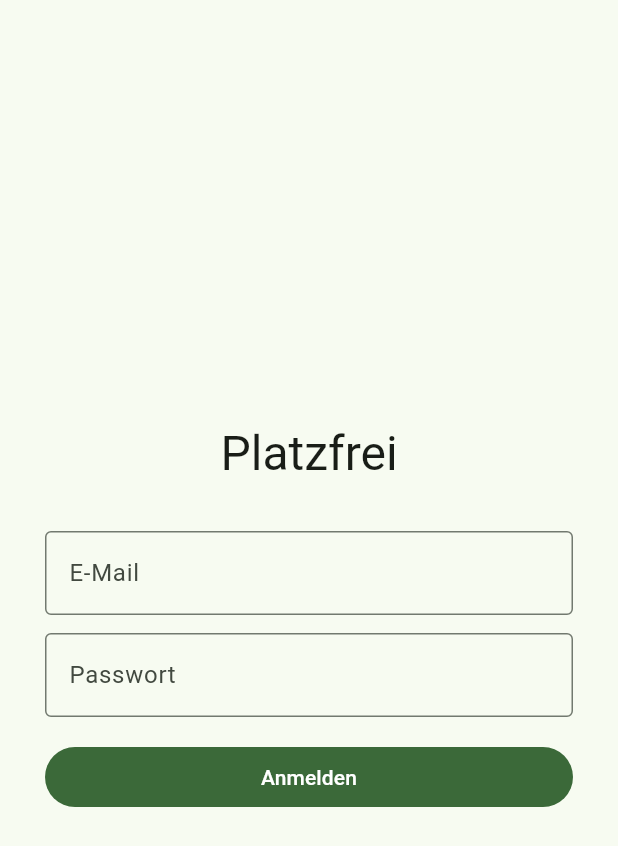
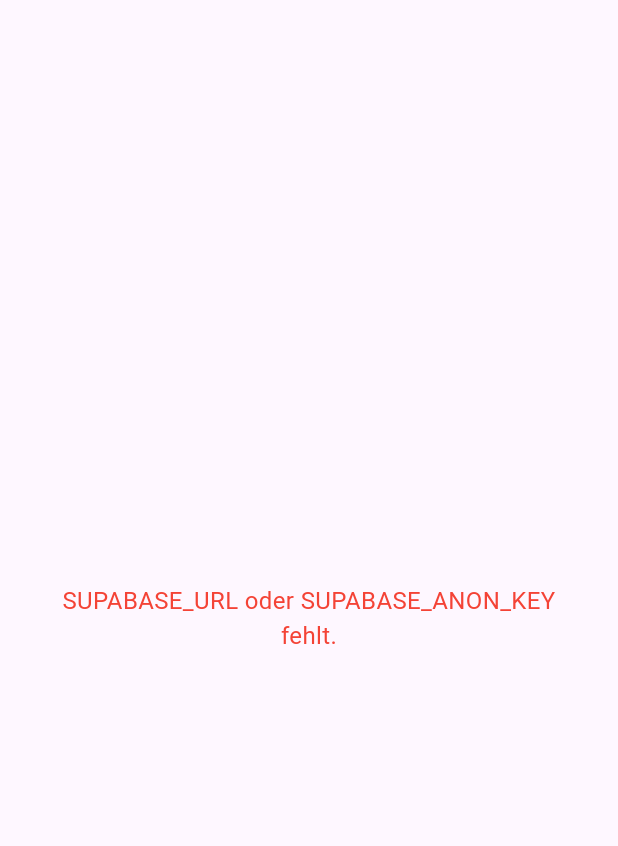
Before and after one commit to V-Nessa-ai/platzfrei, a Flutter app: the screen it shows after launch, on a phone screen of 412 x 824 dp. Shown: the top 846 px of the screen. Run offline on Flutter 3.47's test engine with Material 3 defaults, Android fonts, the phone set to English and light mode, and no system bars; our stand-ins replace flutter_riverpod, go_router, supabase_flutter; accounts and stored records are empty.

Commit message:
Show error screen if Supabase init fails

```diff
--- a/lib/main.dart
+++ b/lib/main.dart
@@ -10,13 +10,19 @@
   const supabaseUrl = String.fromEnvironment('SUPABASE_URL');
   const supabaseAnonKey = String.fromEnvironment('SUPABASE_ANON_KEY');
 
-  assert(supabaseUrl.isNotEmpty, 'SUPABASE_URL is not set');
-  assert(supabaseAnonKey.isNotEmpty, 'SUPABASE_ANON_KEY is not set');
+  if (supabaseUrl.isEmpty || supabaseAnonKey.isEmpty) {
+    runApp(const _ConfigErrorApp(
+      message: 'SUPABASE_URL oder SUPABASE_ANON_KEY fehlt.',
+    ));
+    return;
+  }
 
-  await Supabase.initialize(
-    url: supabaseUrl,
-    anonKey: supabaseAnonKey,
-  );
+  try {
+    await Supabase.initialize(url: supabaseUrl, anonKey: supabaseAnonKey);
+  } catch (e) {
+    runApp(_ConfigErrorApp(message: 'Supabase Fehler: $e'));
+    return;
+  }
 
   runApp(const ProviderScope(child: PlatzfreiApp()));
 }
@@ -29,11 +35,31 @@
     final router = ref.watch(routerProvider);
     return MaterialApp.router(
       title: 'Platzfrei',
-      theme: ThemeData(
-        colorSchemeSeed: Colors.green,
-        useMaterial3: true,
-      ),
+      theme: ThemeData(colorSchemeSeed: Colors.green, useMaterial3: true),
       routerConfig: router,
     );
   }
 }
+
+class _ConfigErrorApp extends StatelessWidget {
+  const _ConfigErrorApp({required this.message});
+  final String message;
+
+  @override
+  Widget build(BuildContext context) {
+    return MaterialApp(
+      home: Scaffold(
+        body: Center(
+          child: Padding(
+            padding: const EdgeInsets.all(24),
+            child: Text(
+              message,
+              style: const TextStyle(color: Colors.red, fontSize: 16),
+              textAlign: TextAlign.center,
+            ),
+          ),
+        ),
+      ),
+    );
+  }
+}
```
